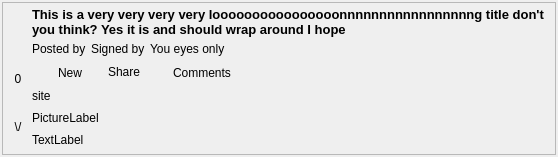
RetroShare/RetroShare, file retroshare-gui/src/gui/Posted/BoardPostDisplayWidget_card.ui: the form before one commit.
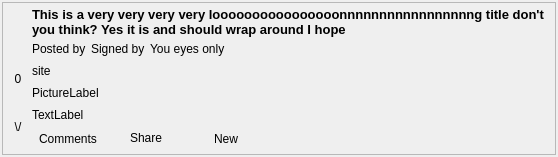
The form after the commit. Icons and pictures are not drawn. Custom widgets are drawn as their Qt base class.

Commit message: moved the buttons down in card view

The edit to the form file:
```diff
--- a/retroshare-gui/src/gui/Posted/BoardPostDisplayWidget_card.ui
+++ b/retroshare-gui/src/gui/Posted/BoardPostDisplayWidget_card.ui
@@ -277,93 +277,6 @@
             </item>
            </layout>
           </item>
-          <item>
-           <layout class="QHBoxLayout" name="horizontalLayout">
-            <item>
-             <widget class="QToolButton" name="readButton">
-              <property name="maximumSize">
-               <size>
-                <width>24</width>
-                <height>16777215</height>
-               </size>
-              </property>
-              <property name="focusPolicy">
-               <enum>Qt::NoFocus</enum>
-              </property>
-              <property name="toolTip">
-               <string>Toggle Message Read Status</string>
-              </property>
-              <property name="icon">
-               <iconset resource="../images.qrc">
-                <normaloff>:/images/message-state-unread.png</normaloff>:/images/message-state-unread.png</iconset>
-              </property>
-              <property name="checkable">
-               <bool>false</bool>
-              </property>
-              <property name="checked">
-               <bool>false</bool>
-              </property>
-              <property name="autoRaise">
-               <bool>true</bool>
-              </property>
-             </widget>
-            </item>
-            <item>
-             <widget class="QLabel" name="newLabel">
-              <property name="text">
-               <string>New</string>
-              </property>
-             </widget>
-            </item>
-            <item>
-             <widget class="QPushButton" name="shareButton">
-              <property name="text">
-               <string>Share</string>
-              </property>
-              <property name="icon">
-               <iconset resource="Posted_images.qrc">
-                <normaloff>:/images/share.png</normaloff>:/images/share.png</iconset>
-              </property>
-              <property name="flat">
-               <bool>true</bool>
-              </property>
-             </widget>
-            </item>
-            <item>
-             <widget class="QToolButton" name="commentButton">
-              <property name="text">
-               <string>Comments</string>
-              </property>
-              <property name="icon">
-               <iconset resource="Posted_images.qrc">
-                <normaloff>:/images/comments.png</normaloff>:/images/comments.png</iconset>
-              </property>
-              <property name="checkable">
-               <bool>true</bool>
-              </property>
-              <property name="toolButtonStyle">
-               <enum>Qt::ToolButtonTextBesideIcon</enum>
-              </property>
-              <property name="autoRaise">
-               <bool>true</bool>
-              </property>
-             </widget>
-            </item>
-            <item>
-             <spacer name="horizontalSpacer_2">
-              <property name="orientation">
-               <enum>Qt::Horizontal</enum>
-              </property>
-              <property name="sizeHint" stdset="0">
-               <size>
-                <width>40</width>
-                <height>20</height>
-               </size>
-              </property>
-             </spacer>
-            </item>
-           </layout>
-          </item>
           <item>
            <widget class="QLabel" name="siteLabel">
             <property name="sizePolicy">
@@ -420,6 +333,93 @@
             </property>
            </widget>
           </item>
+          <item>
+           <layout class="QHBoxLayout" name="horizontalLayout">
+            <item>
+             <widget class="QToolButton" name="commentButton">
+              <property name="text">
+               <string>Comments</string>
+              </property>
+              <property name="icon">
+               <iconset resource="Posted_images.qrc">
+                <normaloff>:/images/comments.png</normaloff>:/images/comments.png</iconset>
+              </property>
+              <property name="checkable">
+               <bool>true</bool>
+              </property>
+              <property name="toolButtonStyle">
+               <enum>Qt::ToolButtonTextBesideIcon</enum>
+              </property>
+              <property name="autoRaise">
+               <bool>true</bool>
+              </property>
+             </widget>
+            </item>
+            <item>
+             <widget class="QPushButton" name="shareButton">
+              <property name="text">
+               <string>Share</string>
+              </property>
+              <property name="icon">
+               <iconset resource="Posted_images.qrc">
+                <normaloff>:/images/share.png</normaloff>:/images/share.png</iconset>
+              </property>
+              <property name="flat">
+               <bool>true</bool>
+              </property>
+             </widget>
+            </item>
+            <item>
+             <widget class="QToolButton" name="readButton">
+              <property name="maximumSize">
+               <size>
+                <width>24</width>
+                <height>16777215</height>
+               </size>
+              </property>
+              <property name="focusPolicy">
+               <enum>Qt::NoFocus</enum>
+              </property>
+              <property name="toolTip">
+               <string>Toggle Message Read Status</string>
+              </property>
+              <property name="icon">
+               <iconset resource="../images.qrc">
+                <normaloff>:/images/message-state-unread.png</normaloff>:/images/message-state-unread.png</iconset>
+              </property>
+              <property name="checkable">
+               <bool>false</bool>
+              </property>
+              <property name="checked">
+               <bool>false</bool>
+              </property>
+              <property name="autoRaise">
+               <bool>true</bool>
+              </property>
+             </widget>
+            </item>
+            <item>
+             <widget class="QLabel" name="newLabel">
+              <property name="text">
+               <string>New</string>
+              </property>
+             </widget>
+            </item>
+            <item>
+             <spacer name="horizontalSpacer_2">
+              <property name="orientation">
+               <enum>Qt::Horizontal</enum>
+              </property>
+              <property name="sizeHint" stdset="0">
+               <size>
+                <width>40</width>
+                <height>20</height>
+               </size>
+              </property>
+             </spacer>
+            </item>
+           </layout>
+          </item>
          </layout>
         </item>
        </layout>
```
